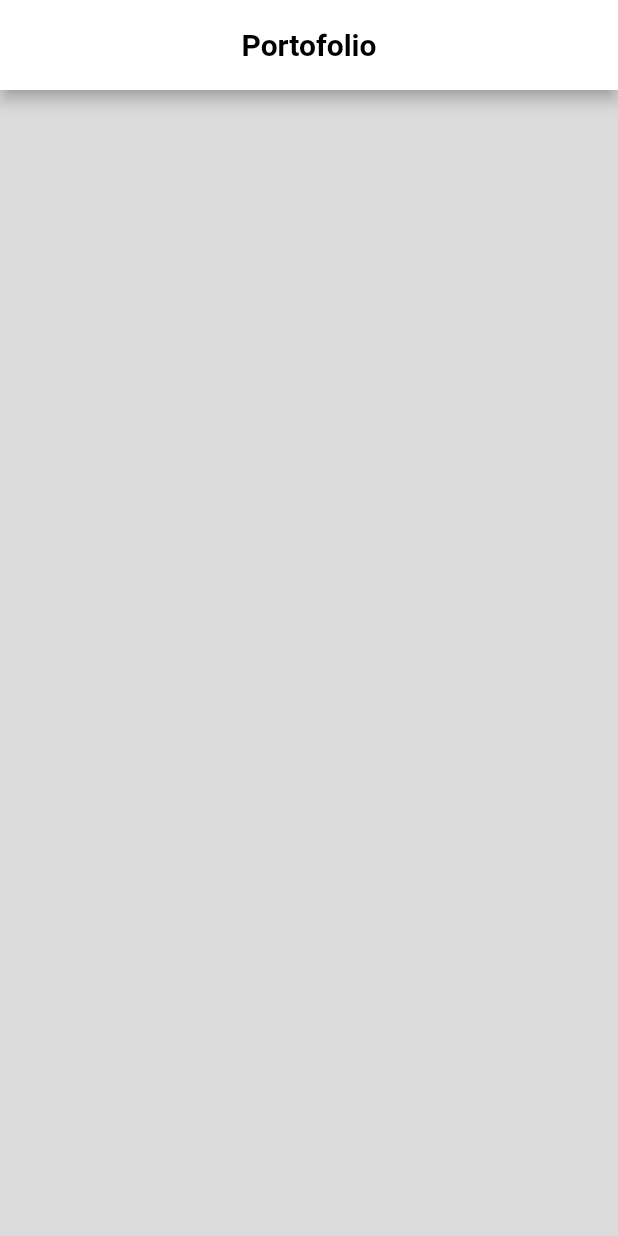
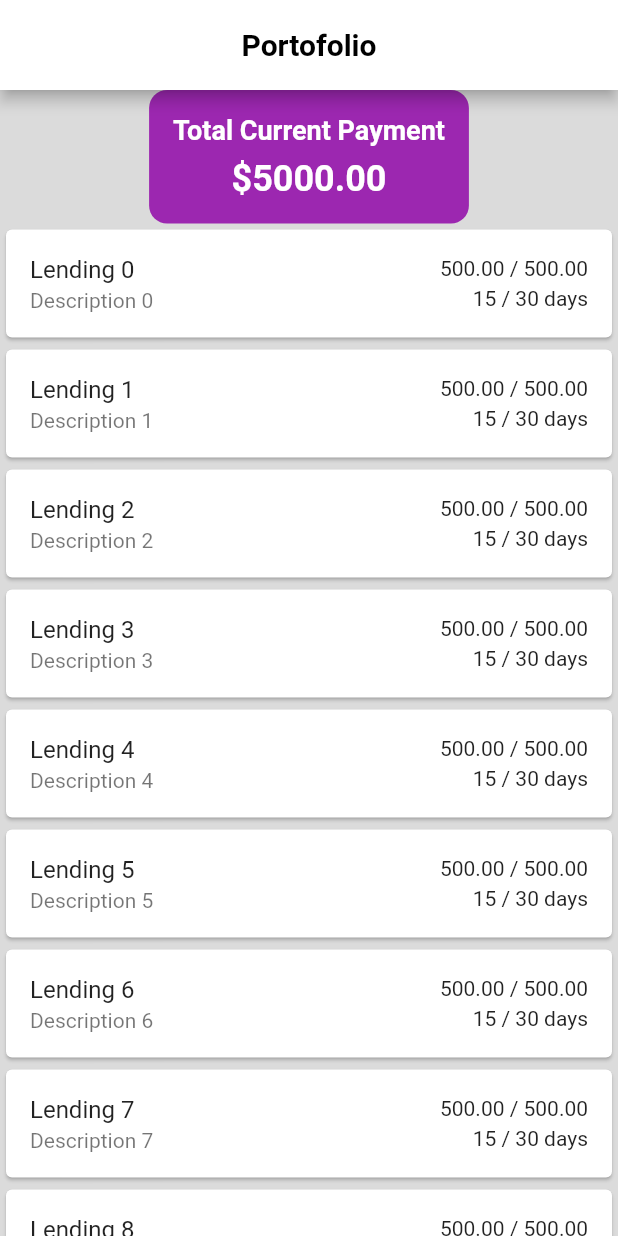
Before and after one commit to MuhammadFahru/tubes-promvis, a Flutter app: the PortofolioScreen screen opened directly, on a phone screen of 412 x 824 dp. Run offline on Flutter 3.47's test engine with Material 2 defaults, Android fonts, the phone set to English and light mode, and no system bars; our stand-ins replace dropdown_search, email_validator, equatable, flutter_bloc.

Commit message:
portofolio basic

```diff
--- a/flutter-investor/lib/portofolio.dart
+++ b/flutter-investor/lib/portofolio.dart
@@ -40,7 +40,22 @@ class PortofolioState {
 }
 
 class PortofolioCubit extends Cubit<List<PortofolioState>> {
-  PortofolioCubit() : super([]);
+  PortofolioCubit() : super(_generateLendings());
+
+  static List<PortofolioState> _generateLendings() {
+    // Generate mock lendings
+    return List.generate(
+      10,
+      (index) => PortofolioState(
+        name: 'Lending $index',
+        desc: 'Description $index',
+        currentPayback: 500,
+        targetPayback: 1000,
+        currentDays: 15,
+        targetDays: 30,
+      ),
+    );
+  }
 }
 
 class PortofolioScreen extends StatelessWidget {
@@ -62,11 +77,90 @@ class PortofolioScreen extends StatelessWidget {
             style: TextStyle(color: Colors.black, fontWeight: FontWeight.bold),
           ),
         ),
-        body: SingleChildScrollView(
-            child: Column(
-          children: [],
-        )),
+        body: Column(
+          mainAxisSize: MainAxisSize.min,
+          children: [SummaryModule(), ListModule()],
+        ),
       ),
     );
   }
 }
+
+class SummaryModule extends StatelessWidget {
+  @override
+  Widget build(BuildContext) {
+    return Container(
+      padding: EdgeInsets.all(16),
+      decoration: BoxDecoration(
+        color: Colors.purple,
+        borderRadius: BorderRadius.circular(12),
+      ),
+      child: Column(
+        children: [
+          Text(
+            'Total Current Payment',
+            style: TextStyle(
+              color: Colors.white,
+              fontSize: 18,
+              fontWeight: FontWeight.bold,
+            ),
+          ),
+          SizedBox(height: 8),
+          BlocBuilder<PortofolioCubit, List<PortofolioState>>(
+            builder: (context, lendings) {
+              final totalPayment = lendings.fold<double>(
+                0,
+                (previousValue, lending) =>
+                    previousValue + lending.currentPayback,
+              );
+              return Text(
+                '\$${totalPayment.toStringAsFixed(2)}',
+                style: TextStyle(
+                  color: Colors.white,
+                  fontSize: 24,
+                  fontWeight: FontWeight.bold,
+                ),
+              );
+            },
+          ),
+        ],
+      ),
+    );
+  }
+}
+
+class ListModule extends StatelessWidget {
+  @override
+  Widget build(BuildContext context) {
+    return BlocBuilder<PortofolioCubit, List<PortofolioState>>(
+      builder: (context, state) {
+        return Expanded(
+            child: ListView.builder(
+          primary: true,
+          shrinkWrap: true,
+          physics: AlwaysScrollableScrollPhysics(),
+          itemCount: state.length,
+          itemBuilder: (context, index) {
+            final lending = state[index];
+            return Card(
+              child: ListTile(
+                title: Text(lending.name),
+                subtitle: Text(lending.desc),
+                trailing: Column(
+                  mainAxisAlignment: MainAxisAlignment.center,
+                  crossAxisAlignment: CrossAxisAlignment.end,
+                  children: [
+                    Text(
+                        '${lending.currentPayback.toStringAsFixed(2)} / ${lending.currentPayback.toStringAsFixed(2)}'),
+                    SizedBox(height: 4),
+                    Text('${lending.currentDays} / ${lending.targetDays} days'),
+                  ],
+                ),
+              ),
+            );
+          },
+        ));
+      },
+    );
+  }
+}
```
